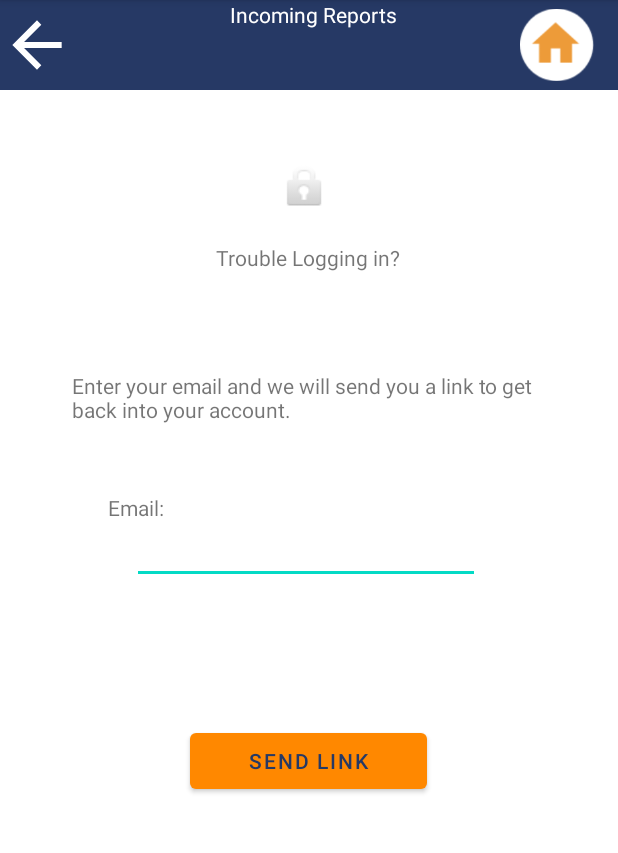
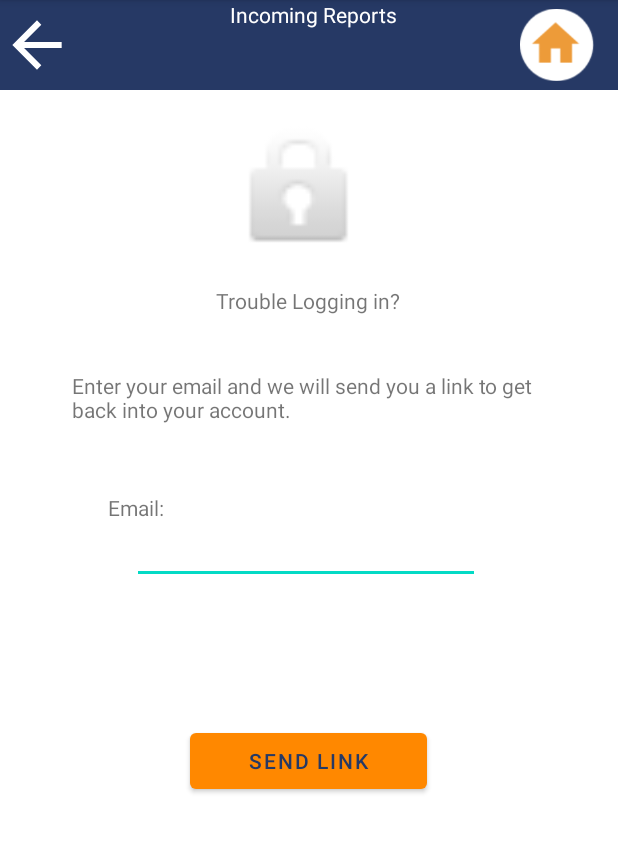
Before and after one commit to CyberSafe-gp/CyberSafeRepositry, an Android app: the Forgetpassword screen opened directly, with no data from a screen before it, on a phone screen of 412 x 824 dp, the part 84-937 px from its top. Run offline under Robolectric (Android 15) with nearby library versions, the phone set to English and light mode, and no system bars; our stand-ins replace Firebase (no records; nobody signed in at launch, a user with empty details on screens opened directly).

Commit message:
luluus run

```diff
--- a/app/src/main/res/layout/activity_forgetpassword.xml
+++ b/app/src/main/res/layout/activity_forgetpassword.xml
@@ -5,6 +5,19 @@
     android:layout_width="match_parent"
     android:layout_height="match_parent"
     tools:context=".Forgetpassword">
+
+        <ImageView
+            android:id="@+id/imageView3"
+            android:layout_width="107dp"
+            android:layout_height="102dp"
+            android:layout_marginStart="148dp"
+            android:layout_marginLeft="148dp"
+            android:background="@color/white"
+            android:src="@android:drawable/ic_lock_idle_lock"
+            app:layout_constraintBottom_toBottomOf="parent"
+            app:layout_constraintStart_toStartOf="parent"
+            app:layout_constraintTop_toBottomOf="@+id/toolbar8"
+            app:layout_constraintVertical_bias="0.024" />
 
         <Button
             android:id="@+id/button10"
@@ -102,7 +115,7 @@
             app:layout_constraintBottom_toBottomOf="parent"
             app:layout_constraintStart_toStartOf="parent"
             app:layout_constraintTop_toBottomOf="@+id/toolbar8"
-            app:layout_constraintVertical_bias="0.148" />
+            app:layout_constraintVertical_bias="0.19" />
 
         <EditText
             android:id="@+id/editTextTextEmailAddress2"
@@ -129,19 +142,5 @@
             app:layout_constraintTop_toTopOf="parent"
             app:layout_constraintVertical_bias="0.445" />
 
-        <ImageView
-            android:id="@+id/imageView6"
-            android:layout_width="103dp"
-            android:layout_height="36dp"
-            android:layout_marginStart="152dp"
-            android:layout_marginLeft="152dp"
-            android:background="@color/white"
-            android:src="@android:drawable/ic_lock_idle_lock"
-            app:layout_constraintBottom_toBottomOf="parent"
-            app:layout_constraintStart_toStartOf="parent"
-            app:layout_constraintTop_toBottomOf="@+id/toolbar8"
-            app:layout_constraintVertical_bias="0.069" />
-
-
 
 </androidx.constraintlayout.widget.ConstraintLayout>
--- a/app/src/main/res/layout/activity_resetpassword.xml
+++ b/app/src/main/res/layout/activity_resetpassword.xml
@@ -119,8 +119,8 @@
 
     <ImageView
         android:id="@+id/imageView6"
-        android:layout_width="103dp"
-        android:layout_height="36dp"
+        android:layout_width="107dp"
+        android:layout_height="102dp"
         android:layout_marginStart="152dp"
         android:layout_marginLeft="152dp"
         android:background="@color/white"
```
Also changed, not shown: app/src/main/java/com/example/cybersafe/EditSchool.java (+25 -17 lines), app/src/main/java/com/example/cybersafe/ParentLogin.java (+9 -7 lines), app/src/main/res/layout/activity_parent_login.xml (+9 -8 lines).
